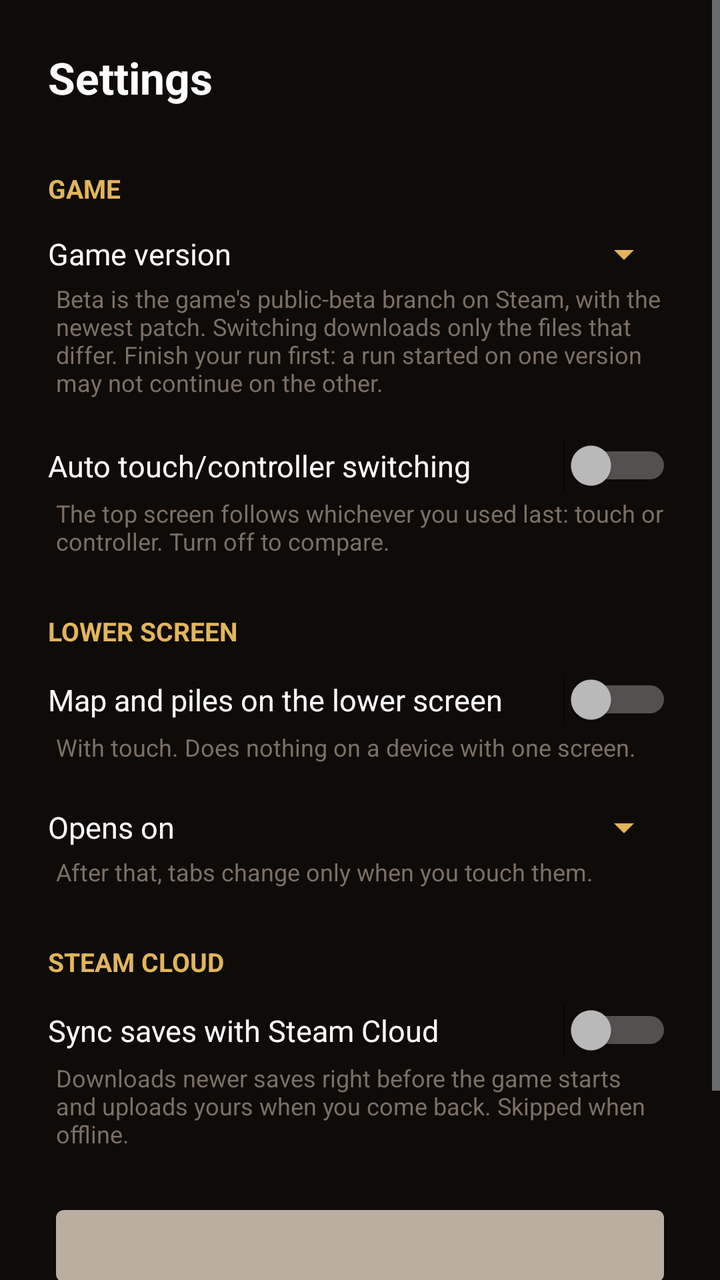
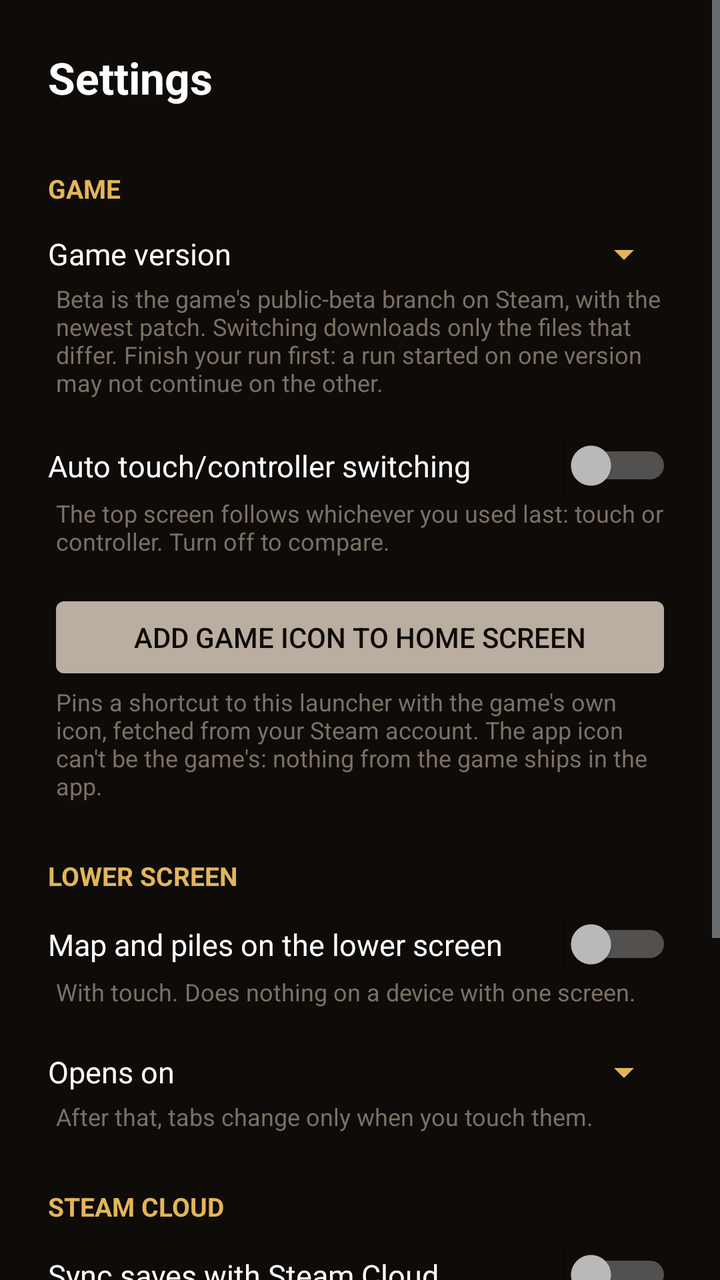

Compare the two renders of this Android layout. The source of the first and the diff that turns it into the second are given below.
<!-- AndroidManifest.xml: application theme LauncherTheme -->
<!-- res/layout/activity_settings.xml -->
<?xml version="1.0" encoding="utf-8"?>
<ScrollView xmlns:android="http://schemas.android.com/apk/res/android"
    android:layout_width="match_parent"
    android:layout_height="match_parent"
    android:background="@color/surface"
    android:fillViewport="true">

    <LinearLayout
        android:id="@+id/settings_rows"
        android:layout_width="match_parent"
        android:layout_height="wrap_content"
        android:orientation="vertical"
        android:padding="24dp">

        <TextView
            android:layout_width="wrap_content"
            android:layout_height="wrap_content"
            android:layout_marginBottom="20dp"
            android:text="@string/settings_title"
            android:textColor="@color/text_primary"
            android:textSize="22sp"
            android:textStyle="bold" />

        <TextView style="@style/SettingsSection" android:text="@string/settings_section_game" />
        <LinearLayout style="@style/SettingsChoiceRow">
            <TextView style="@style/SettingsChoiceLabel" android:text="@string/settings_game_branch" />
            <Spinner android:id="@+id/sp_game_branch" style="@style/SettingsChoice" />
        </LinearLayout>
        <TextView android:id="@+id/txt_branch_note" style="@style/SettingsNote" android:text="@string/settings_game_branch_subtitle" />
        <Switch android:id="@+id/sw_input_policy" style="@style/SettingsSwitch" android:text="@string/settings_input_policy" />
        <TextView style="@style/SettingsNote" android:text="@string/settings_input_policy_subtitle" />

        <TextView style="@style/SettingsSection" android:text="@string/settings_section_dual_screen" />
        <Switch android:id="@+id/sw_dual_screen" style="@style/SettingsSwitch" android:text="@string/settings_dual_screen" />
        <TextView style="@style/SettingsNote" android:text="@string/settings_dual_screen_subtitle" />
        <LinearLayout style="@style/SettingsChoiceRow">
            <TextView style="@style/SettingsChoiceLabel" android:text="@string/settings_default_tab" />
            <Spinner android:id="@+id/sp_default_tab" style="@style/SettingsChoice" />
        </LinearLayout>
        <TextView style="@style/SettingsNote" android:text="@string/settings_default_tab_subtitle" />

        <TextView style="@style/SettingsSection" android:text="@string/settings_section_cloud" />
        <Switch android:id="@+id/sw_cloud_sync" style="@style/SettingsSwitch" android:text="@string/settings_cloud_sync" />
        <TextView style="@style/SettingsNote" android:text="@string/settings_cloud_sync_subtitle" />

        <Button
            android:id="@+id/btn_advanced"
            style="@style/SettingsButton"
            android:layout_marginTop="8dp"
            android:layout_marginBottom="16dp" />

        <LinearLayout
            android:id="@+id/advanced_rows"
            android:layout_width="match_parent"
            android:layout_height="wrap_content"
            android:orientation="vertical"
            android:visibility="gone">

            <TextView style="@style/SettingsSection" android:text="@string/settings_section_graphics" />
            <TextView android:id="@+id/txt_perf_note" style="@style/SettingsNote" android:text="@string/settings_perf_note" />
            <LinearLayout style="@style/SettingsChoiceRow">
                <TextView style="@style/SettingsChoiceLabel" android:text="@string/settings_render_size" />
                <Spinner android:id="@+id/sp_render_size" style="@style/SettingsChoice" />
            </LinearLayout>
            <TextView style="@style/SettingsNote" android:text="@string/settings_render_size_subtitle" />
            <LinearLayout style="@style/SettingsChoiceRow">
                <TextView style="@style/SettingsChoiceLabel" android:text="@string/settings_refresh_rate" />
                <Spinner android:id="@+id/sp_refresh_rate" style="@style/SettingsChoice" />
            </LinearLayout>
            <TextView style="@style/SettingsNote" android:text="@string/settings_refresh_rate_subtitle" />
            <LinearLayout style="@style/SettingsChoiceRow">
                <TextView style="@style/SettingsChoiceLabel" android:text="@string/settings_vsync" />
                <Spinner android:id="@+id/sp_vsync" style="@style/SettingsChoice" />
            </LinearLayout>
            <TextView style="@style/SettingsNote" android:text="@string/settings_vsync_subtitle" />
            <LinearLayout style="@style/SettingsChoiceRow">
                <TextView style="@style/SettingsChoiceLabel" android:text="@string/settings_fps_limit" />
                <Spinner android:id="@+id/sp_fps_limit" style="@style/SettingsChoice" />
            </LinearLayout>
            <TextView style="@style/SettingsNote" android:text="@string/settings_fps_limit_subtitle" />
            <LinearLayout style="@style/SettingsChoiceRow">
                <TextView style="@style/SettingsChoiceLabel" android:text="@string/settings_frame_pacing" />
                <Spinner android:id="@+id/sp_frame_pacing" style="@style/SettingsChoice" />
            </LinearLayout>
            <TextView style="@style/SettingsNote" android:text="@string/settings_frame_pacing_subtitle" />
            <LinearLayout style="@style/SettingsChoiceRow">
                <TextView style="@style/SettingsChoiceLabel" android:text="@string/settings_msaa" />
                <Spinner android:id="@+id/sp_msaa" style="@style/SettingsChoice" />
            </LinearLayout>
            <TextView style="@style/SettingsNote" android:text="@string/settings_msaa_subtitle" />
            <LinearLayout style="@style/SettingsChoiceRow">
                <TextView style="@style/SettingsChoiceLabel" android:text="@string/settings_particles" />
                <Spinner android:id="@+id/sp_particles" style="@style/SettingsChoice" />
            </LinearLayout>
            <TextView style="@style/SettingsNote" android:text="@string/settings_particles_subtitle" />
            <Switch android:id="@+id/sw_warmups" style="@style/SettingsSwitch" android:text="@string/settings_warmups" />
            <TextView style="@style/SettingsNote" android:text="@string/settings_warmups_subtitle" />
            <Switch android:id="@+id/sw_combat_code" style="@style/SettingsSwitch" android:text="@string/settings_combat_code" />
            <TextView style="@style/SettingsNote" android:text="@string/settings_combat_code_subtitle" />
            <Switch android:id="@+id/sw_vfx_pool" style="@style/SettingsSwitch" android:text="@string/settings_vfx_pool" />
            <TextView style="@style/SettingsNote" android:text="@string/settings_vfx_pool_subtitle" />
            <Switch android:id="@+id/sw_preload" style="@style/SettingsSwitch" android:text="@string/settings_preload" />
            <TextView style="@style/SettingsNote" android:text="@string/settings_preload_subtitle" />
            <Switch android:id="@+id/sw_shader_compat" style="@style/SettingsSwitch" android:text="@string/settings_shader_compat" />
            <TextView style="@style/SettingsNote" android:text="@string/settings_shader_compat_subtitle" />
            <LinearLayout style="@style/SettingsChoiceRow">
                <TextView style="@style/SettingsChoiceLabel" android:text="@string/settings_gc" />
                <Spinner android:id="@+id/sp_gc" style="@style/SettingsChoice" />
            </LinearLayout>
            <TextView style="@style/SettingsNote" android:text="@string/settings_gc_subtitle" />
            <Switch android:id="@+id/sw_room_gc" style="@style/SettingsSwitch" android:text="@string/settings_room_gc" />
            <TextView style="@style/SettingsNote" android:text="@string/settings_room_gc_subtitle" />
            <Switch android:id="@+id/sw_perf_hint" style="@style/SettingsSwitch" android:text="@string/settings_perf_hint" />
            <TextView style="@style/SettingsNote" android:text="@string/settings_perf_hint_subtitle" />
            <Switch android:id="@+id/sw_save_pipelines" style="@style/SettingsSwitch" android:text="@string/settings_save_pipelines" />
            <TextView style="@style/SettingsNote" android:text="@string/settings_save_pipelines_subtitle" />
            <Switch android:id="@+id/sw_opengl" style="@style/SettingsSwitch" android:text="@string/settings_opengl" />
            <TextView style="@style/SettingsNote" android:text="@string/settings_opengl_subtitle" />
            <Switch android:id="@+id/sw_overlay" style="@style/SettingsSwitch" android:text="@string/settings_overlay" />
            <TextView style="@style/SettingsNote" android:text="@string/settings_overlay_subtitle" />

            <TextView style="@style/SettingsSection" android:text="@string/settings_section_lower_more" />
            <Switch android:id="@+id/sw_dual_screen_60" style="@style/SettingsSwitch" android:text="@string/settings_dual_screen_60" />
            <TextView style="@style/SettingsNote" android:text="@string/settings_dual_screen_60_subtitle" />
            <Switch android:id="@+id/sw_present_thread" style="@style/SettingsSwitch" android:text="@string/settings_present_thread" />
            <TextView style="@style/SettingsNote" android:text="@string/settings_present_thread_subtitle" />
            <Switch android:id="@+id/sw_stagger_captures" style="@style/SettingsSwitch" android:text="@string/settings_stagger_captures" />
            <TextView style="@style/SettingsNote" android:text="@string/settings_stagger_captures_subtitle" />
            <Switch android:id="@+id/sw_pause_hidden_pages" style="@style/SettingsSwitch" android:text="@string/settings_pause_hidden_pages" />
            <TextView style="@style/SettingsNote" android:text="@string/settings_pause_hidden_pages_subtitle" />

            <TextView style="@style/SettingsSection" android:text="@string/settings_section_troubleshooting" />
            <Button
                android:id="@+id/btn_reset"
                style="@style/SettingsButton"
                android:text="@string/settings_reset" />
            <TextView style="@style/SettingsNote" android:text="@string/settings_reset_subtitle" />
        </LinearLayout>

        <LinearLayout
            android:layout_width="match_parent"
            android:layout_height="wrap_content"
            android:layout_marginTop="16dp"
            android:orientation="horizontal">

            <Button
                android:id="@+id/btn_settings_logs"
                style="@style/SettingsButton"
                android:layout_width="0dp"
                android:layout_weight="1"
                android:layout_marginEnd="4dp"
                android:text="@string/action_logs" />

            <Button
                android:id="@+id/btn_settings_back"
                style="@style/SettingsButton"
                android:layout_width="0dp"
                android:layout_weight="1"
                android:layout_marginStart="4dp"
                android:text="@string/settings_back" />
        </LinearLayout>
    </LinearLayout>
</ScrollView>
<!-- resources referenced by this layout -->
<resources>
  <color name="surface">#0E0B09</color>
  <color name="text_primary">#FFFFFF</color>
  <string name="action_logs">Logs</string>
  <string name="settings_back">Back</string>
  <string name="settings_cloud_sync">Sync saves with Steam Cloud</string>
  <string name="settings_combat_code">Pre-compile combat code</string>
  <string name="settings_default_tab">Opens on</string>
  <string name="settings_default_tab_subtitle">After that, tabs change only when you touch them.</string>
  <string name="settings_dual_screen">Map and piles on the lower screen</string>
  <string name="settings_dual_screen_60">Smoother lower screen (60 FPS)</string>
  <string name="settings_dual_screen_subtitle">With touch. Does nothing on a device with one screen.</string>
  <string name="settings_fps_limit">FPS limit</string>
  <string name="settings_frame_pacing">Frame pacing</string>
  <string name="settings_game_branch">Game version</string>
  <string name="settings_gc">Memory cleanup (GC)</string>
  <string name="settings_input_policy">Auto touch/controller switching</string>
  <string name="settings_msaa">Anti-aliasing</string>
  <string name="settings_msaa_subtitle">Smooths edges at a GPU cost; Off is recommended.</string>
  <string name="settings_opengl">Use OpenGL instead of Vulkan</string>
  <string name="settings_overlay">Performance overlay</string>
  <string name="settings_overlay_subtitle">Shows FPS and frame times over the game.</string>
  <string name="settings_particles">Particle effects</string>
  <string name="settings_pause_hidden_pages">Pause hidden tabs</string>
  <string name="settings_perf_hint">CPU boost hint</string>
  <string name="settings_perf_note">The defaults are tuned for smooth play. Changes apply from the next launch.</string>
  <string name="settings_preload">Preload game assets</string>
  <string name="settings_present_thread">Draw on its own thread</string>
  <string name="settings_refresh_rate">Top screen refresh rate</string>
  <string name="settings_render_size">Render resolution</string>
  <string name="settings_reset">Reset and re-prepare</string>
  <string name="settings_room_gc">Clean memory between rooms</string>
  <string name="settings_save_pipelines">Keep compiled shaders</string>
  <string name="settings_section_cloud">Steam Cloud</string>
  <string name="settings_section_dual_screen">Lower screen</string>
  <string name="settings_section_game">Game</string>
  <string name="settings_section_graphics">Graphics</string>
  <string name="settings_section_lower_more">Lower screen</string>
  <string name="settings_section_troubleshooting">Troubleshooting</string>
  <string name="settings_shader_compat">Cheaper effect shaders</string>
  <string name="settings_stagger_captures">Spread lower-screen updates</string>
  <string name="settings_title">Settings</string>
  <string name="settings_vfx_pool">Pool combat effects</string>
  <string name="settings_vsync">VSync</string>
  <string name="settings_warmups">Pre-warm combat effects</string>
  <color name="surface_control">#B9AE9F</color>
  <color name="text_on_control">#0E0B09</color>
  <color name="surface_panel">#000000</color>
  <color name="gold">#E3B55A</color>
  <color name="text_dim">#7C7064</color>
  <color name="accent">#9E2B25</color>
  <color name="sky_top">#272238</color>
  <color name="sky_mid">#363E54</color>
  <color name="sky_bottom">#3C5A64</color>
  <color name="sky_glow">#B3EE8A2C</color>
  <color name="sky_glow_edge">#00EE8A2C</color>
  <color name="sea">#59304A58</color>
  <color name="spire">#2B1F2E</color>
  <color name="spire_shade">#21182A</color>
  <color name="spire_window">#F2A443</color>
  <!-- unchanged entries left out for length: 36 -->
</resources>

<!-- the commit's change to res/layout/activity_settings.xml (unified diff, before → after) -->
@@ -29,6 +29,11 @@
         <TextView android:id="@+id/txt_branch_note" style="@style/SettingsNote" android:text="@string/settings_game_branch_subtitle" />
         <Switch android:id="@+id/sw_input_policy" style="@style/SettingsSwitch" android:text="@string/settings_input_policy" />
         <TextView style="@style/SettingsNote" android:text="@string/settings_input_policy_subtitle" />
+        <Button
+            android:id="@+id/btn_home_shortcut"
+            style="@style/SettingsButton"
+            android:text="@string/settings_shortcut" />
+        <TextView style="@style/SettingsNote" android:text="@string/settings_shortcut_subtitle" />
 
         <TextView style="@style/SettingsSection" android:text="@string/settings_section_dual_screen" />
         <Switch android:id="@+id/sw_dual_screen" style="@style/SettingsSwitch" android:text="@string/settings_dual_screen" />
<!-- resource entries referenced after the edit -->
@@ -39,6 +39,8 @@
   <string name="settings_section_lower_more">Lower screen</string>
   <string name="settings_section_troubleshooting">Troubleshooting</string>
   <string name="settings_shader_compat">Cheaper effect shaders</string>
+  <string name="settings_shortcut">Add game icon to home screen</string>
+  <string name="settings_shortcut_subtitle">Pins a shortcut to this launcher with the game\'s own icon, fetched from your Steam account. The app icon can\'t be the game\'s: nothing from the game ships in the app.</string>
   <string name="settings_stagger_captures">Spread lower-screen updates</string>
   <string name="settings_title">Settings</string>
   <string name="settings_vfx_pool">Pool combat effects</string>
